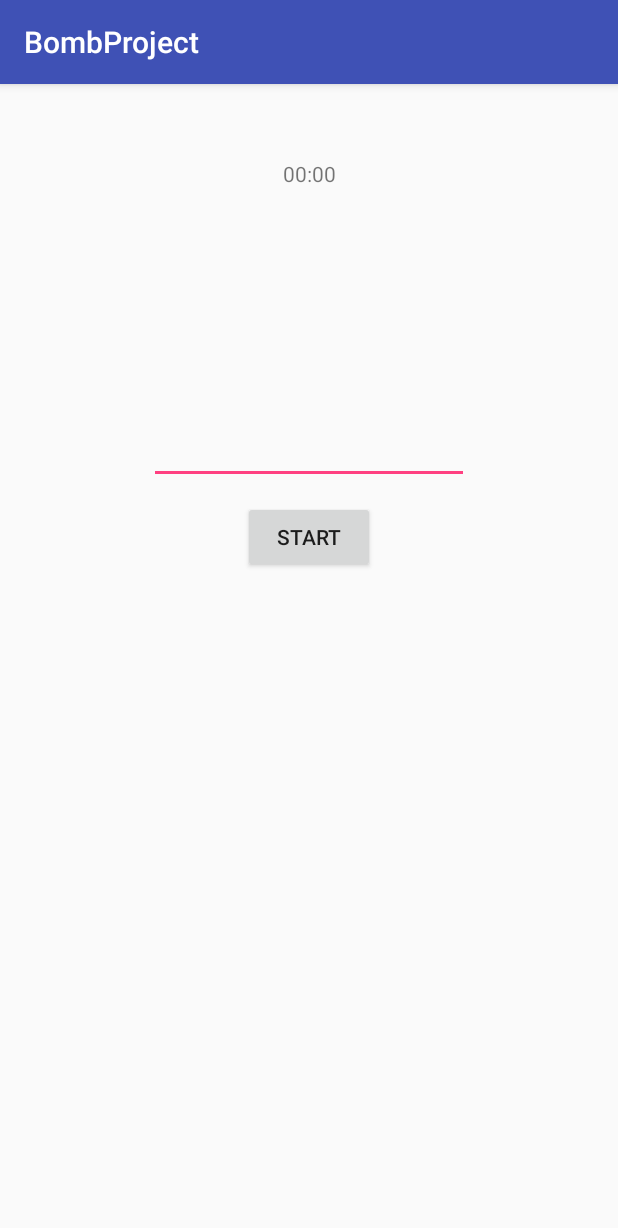
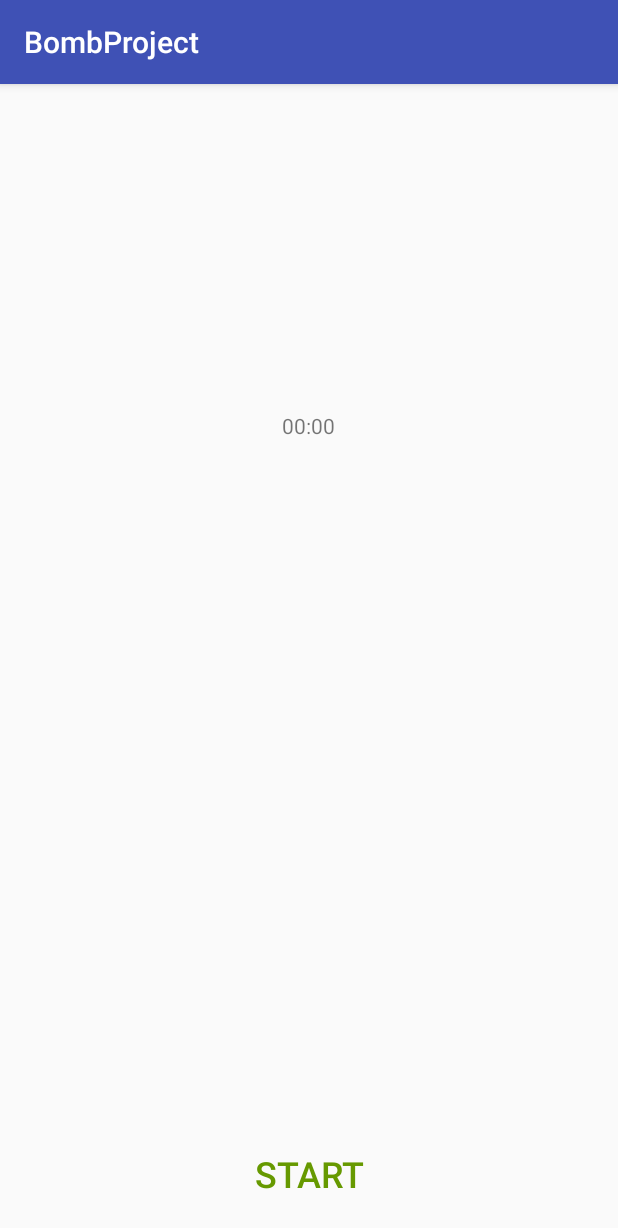
Before and after one commit to ThitiBobo/A-tuto-BombProject--minuteur-, an Android app: the screen it shows after launch (MainActivity), on a phone screen of 412 x 824 dp. Shown: the top 1228 px of the screen. Run offline under Robolectric (Android 15) with nearby library versions, the phone set to English and light mode, and no system bars.

Commit message:
ajout d'un boutton start beau etvert ^^

```diff
--- a/app/src/main/res/layout/activity_main.xml
+++ b/app/src/main/res/layout/activity_main.xml
@@ -5,41 +5,42 @@
     xmlns:tools="http://schemas.android.com/tools"
     android:layout_width="match_parent"
     android:layout_height="match_parent"
-    tools:context="com.thiti.bombproject.MainActivity"
-    tools:layout_editor_absoluteY="81dp">
+    tools:context="com.thiti.bombproject.MainActivity">
 
-    <EditText
-        android:id="@+id/activity_main_label_time"
-        android:layout_width="wrap_content"
-        android:layout_height="wrap_content"
-        android:layout_marginTop="221dp"
-        android:ems="10"
-        android:inputType="time"
-        app:layout_constraintEnd_toEndOf="parent"
-        app:layout_constraintStart_toStartOf="parent"
-        app:layout_constraintTop_toTopOf="parent"
-        />
+    <RelativeLayout
+        android:layout_width="match_parent"
+        android:layout_height="match_parent">
 
-    <Button
-        android:id="@+id/activity_main_btn_time"
-        android:layout_width="wrap_content"
-        android:layout_height="wrap_content"
-        android:layout_marginTop="11dp"
-        android:text="START"
-        app:layout_constraintEnd_toEndOf="parent"
-        app:layout_constraintStart_toStartOf="parent"
-        app:layout_constraintTop_toBottomOf="@+id/activity_main_label_time"
-        />
+        <TextView
+            android:id="@+id/activity_main_text_time"
+            android:layout_width="wrap_content"
+            android:layout_height="wrap_content"
+            android:layout_alignParentTop="true"
+            android:layout_centerHorizontal="true"
+            android:layout_marginTop="218dp"
+            android:text="00:00"
+            tools:layout_editor_absoluteX="175dp"
+            tools:layout_editor_absoluteY="50dp"/>
 
-    <TextView
-        android:id="@+id/activity_main_text_time"
-        android:layout_width="wrap_content"
-        android:layout_height="wrap_content"
-        android:layout_marginTop="50dp"
-        android:text="00:00"
-        app:layout_constraintEnd_toEndOf="parent"
-        app:layout_constraintStart_toStartOf="parent"
-        app:layout_constraintTop_toTopOf="parent"
-        />
+        <LinearLayout
+            android:layout_width="match_parent"
+            android:layout_height="wrap_content"
+            android:orientation="horizontal"
+            android:layout_alignParentBottom="true">
+
+            <Button
+                android:id="@+id/nextButton2"
+                style="@style/Widget.AppCompat.Button.Borderless"
+                android:layout_width="fill_parent"
+                android:layout_height="wrap_content"
+                android:layout_weight="0.5"
+                android:paddingVertical="25dp"
+                android:text="Start"
+                android:textColor="@android:color/holo_green_dark"
+                android:textSize="24sp"/>
+
+        </LinearLayout>
+
+    </RelativeLayout>
 
 </android.support.constraint.ConstraintLayout>
--- a/app/src/main/res/values/colors.xml
+++ b/app/src/main/res/values/colors.xml
@@ -2,5 +2,5 @@
 <resources>
     <color name="colorPrimary">#3F51B5</color>
     <color name="colorPrimaryDark">#303F9F</color>
-    <color name="colorAccent">#FF4081</color>
+    <color name="colorAccent">#ff4081</color>
 </resources>
```
Also changed, not shown: app/src/main/java/com/thiti/bombproject/Timer.java (+35 -4 lines).
